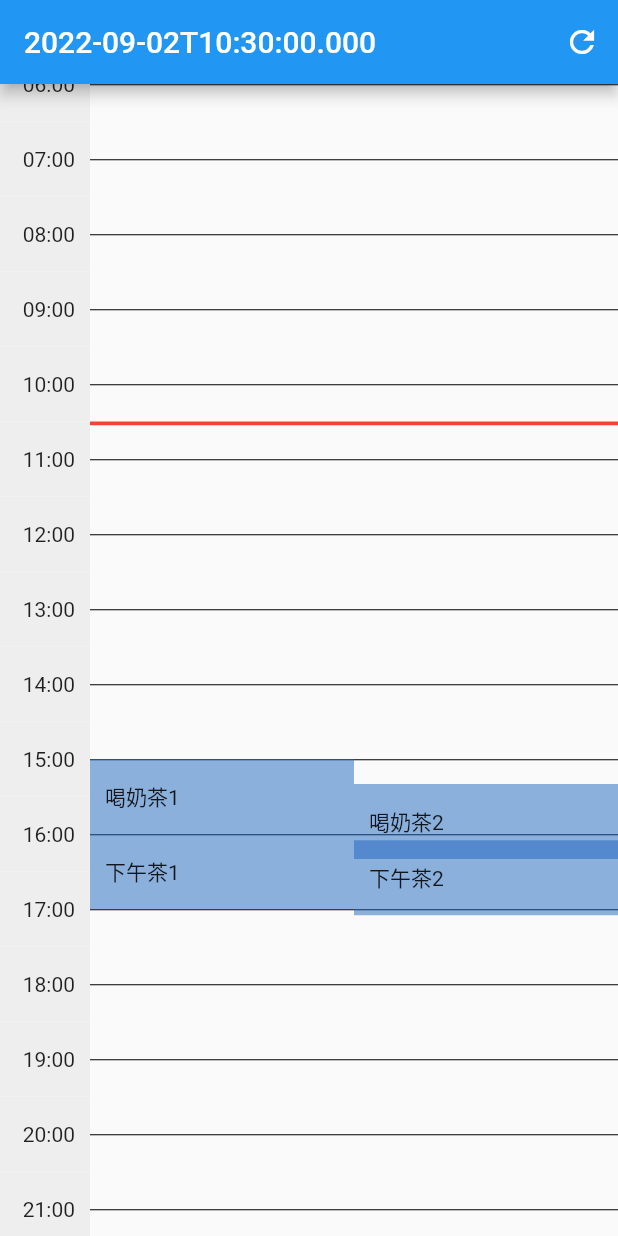
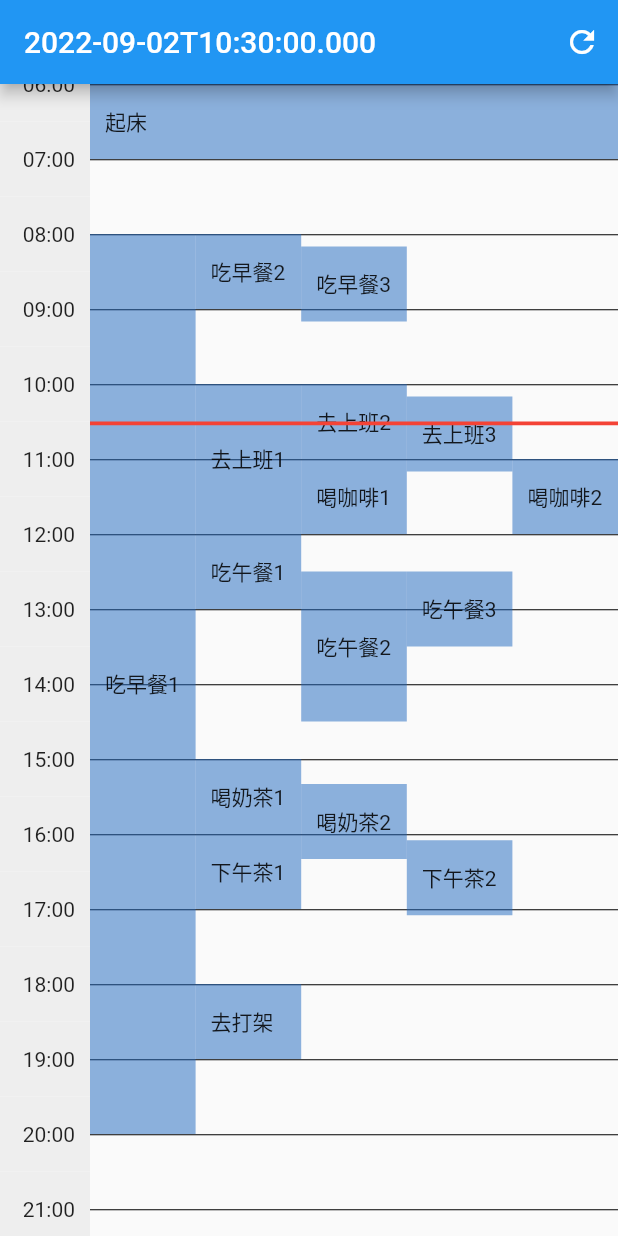
Before and after one commit to YangJ0720/flutter_app_shard, a Flutter app: the screen it shows after launch, on a phone screen of 412 x 824 dp. Run offline on Flutter 3.47's test engine with Material 2 defaults, Android fonts, the phone set to English and light mode, and no system bars.

Commit message:
优化事件显示规则代码

```diff
--- a/lib/home.dart
+++ b/lib/home.dart
@@ -38,43 +38,44 @@ class _HomeState extends State<Home> {
       _jumpTo();
       //
       ScaleAdapter adapter = ScaleAdapter(_itemHeight);
-      // adapter.add(ScaleWrap('起床', DateTime(2022, 8, 30, 6), null));
-      // //
-      // adapter.add(ScaleWrap(
-      //   '吃早餐1',
-      //   DateTime(2022, 8, 30, 8),
-      //   DateTime(2022, 8, 30, 20),
-      // ));
-      // adapter.add(ScaleWrap('吃早餐2', DateTime(2022, 8, 30, 8), null));
-      // adapter.add(ScaleWrap('吃早餐3', DateTime(2022, 8, 30, 8, 10), null));
-      // // //
-      // adapter.add(ScaleWrap(
-      //   '去上班1',
-      //   DateTime(2022, 8, 30, 10),
-      //   DateTime(2022, 8, 30, 12),
-      // ));
-      // adapter.add(ScaleWrap('去上班2', DateTime(2022, 8, 30, 10), null));
-      // adapter.add(ScaleWrap('去上班3', DateTime(2022, 8, 30, 10, 10), null));
+      adapter.add(ScaleWrap('起床', DateTime(2022, 8, 30, 6), null));
+      //
+      adapter.add(ScaleWrap(
+        '吃早餐1',
+        DateTime(2022, 8, 30, 8),
+        DateTime(2022, 8, 30, 20),
+      ));
+      adapter.add(ScaleWrap('吃早餐2', DateTime(2022, 8, 30, 8), null));
+      adapter.add(ScaleWrap('吃早餐3', DateTime(2022, 8, 30, 8, 10), null));
+      //
+      adapter.add(ScaleWrap(
+        '去上班1',
+        DateTime(2022, 8, 30, 10),
+        DateTime(2022, 8, 30, 12),
+      ));
+      adapter.add(ScaleWrap('去上班2', DateTime(2022, 8, 30, 10), null));
+      adapter.add(ScaleWrap('去上班3', DateTime(2022, 8, 30, 10, 10), null));
       // adapter.add(ScaleWrap('去上班4', DateTime(2022, 8, 30, 10, 20), null));
       // //
-      // adapter.add(ScaleWrap('喝咖啡1', DateTime(2022, 8, 30, 11), null));
-      // adapter.add(ScaleWrap('喝咖啡2', DateTime(2022, 8, 30, 11, 30), null));
-      // //
-      // adapter.add(ScaleWrap('吃午餐1', DateTime(2022, 8, 30, 12), null));
-      // adapter.add(ScaleWrap(
-      //   '吃午餐2',
-      //   DateTime(2022, 8, 30, 12, 30),
-      //   DateTime(2022, 8, 30, 14, 30),
-      // ));
-      // adapter.add(ScaleWrap('吃午餐3', DateTime(2022, 8, 30, 12, 30), null));
+      adapter.add(ScaleWrap('喝咖啡1', DateTime(2022, 8, 30, 11), null));
+      adapter.add(ScaleWrap('喝咖啡2', DateTime(2022, 8, 30, 11), null));
+      // adapter.add(ScaleWrap('喝咖啡3', DateTime(2022, 8, 30, 11, 30), null));
+      //
+      adapter.add(ScaleWrap('吃午餐1', DateTime(2022, 8, 30, 12), null));
+      adapter.add(ScaleWrap(
+        '吃午餐2',
+        DateTime(2022, 8, 30, 12, 30),
+        DateTime(2022, 8, 30, 14, 30),
+      ));
+      adapter.add(ScaleWrap('吃午餐3', DateTime(2022, 8, 30, 12, 30), null));
       //
       adapter.add(ScaleWrap('喝奶茶1', DateTime(2022, 8, 30, 15), null));
       adapter.add(ScaleWrap('喝奶茶2', DateTime(2022, 8, 30, 15, 20), null));
-      //
+      // //
       adapter.add(ScaleWrap('下午茶1', DateTime(2022, 8, 30, 16), null));
       adapter.add(ScaleWrap('下午茶2', DateTime(2022, 8, 30, 16, 5), null));
       //
-      // adapter.add(ScaleWrap('去打架', DateTime(2022, 8, 30, 18), null));
+      adapter.add(ScaleWrap('去打架', DateTime(2022, 8, 30, 18), null));
       _controller.add(adapter);
     });
   }
--- a/lib/scale/view/scale_event_view.dart
+++ b/lib/scale/view/scale_event_view.dart
@@ -2,13 +2,16 @@ import 'dart:math';
 
 import 'package:flutter/material.dart';
 import 'package:shard/scale/adapter/scale_adapter.dart';
+import 'package:shard/show.dart';
 
 class ScaleEventView extends StatelessWidget {
   final ScaleAdapter adapter;
   final double itemWidth;
   final double itemHeight;
 
-  const ScaleEventView(this.adapter, this.itemWidth, this.itemHeight, {Key? key}) : super(key: key);
+  const ScaleEventView(this.adapter, this.itemWidth, this.itemHeight,
+      {Key? key})
+      : super(key: key);
 
   List<Widget> _createDivider() {
     return List.generate(24, (index) {
@@ -21,17 +24,17 @@ class ScaleEventView extends StatelessWidget {
     });
   }
 
-  List<Widget> _createEvent(double width) {
+  List<Widget> _createEvent(BuildContext context, double width) {
     List<Widget> list = [];
-    adapter.mapToString();
     int max = adapter.max();
+    debugPrint('max = $max');
     adapter.toList().forEach((element) {
       var sdt = element.getSdt;
       var h = sdt.hour;
       var m = sdt.minute;
       var edt = element.getEdt;
       var len = adapter.checked(sdt, edt);
-      debugPrint('element = $element -> len = $len');
+      // debugPrint('element = $element -> len = $len');
       var index = element.index;
       var random = Random();
       var r = random.nextInt(256);
@@ -39,40 +42,23 @@ class ScaleEventView extends StatelessWidget {
       var b = random.nextInt(256);
       double opacity = 0.5;
       //
-      double left;
-      double right;
-      if (len == max) {
-        left = width / max * index;
-        right = width / max * (max - index - 1);
-      } else {
-        // int diff = max - len;
-        // left = width / max * (index + (index ~/ diff));
-        // if (index + 1 == len) {
-        //   right = 0;
-        // } else {
-        //   right = width / max * (max - ((index ~/ diff) + 1) - index - 1);
-        // }
-        // debugPrint('diff = $diff, index = $index');
-        // debugPrint('left = $left, right = $right');
-        //
-        left = width / max * index;
-        if (index + 1 == len) {
-          right = 0;
-        } else {
-          right = width / max * (max - index - 1);
-        }
-      }
       list.add(Positioned(
+        child: InkWell(
           child: Container(
             alignment: Alignment.centerLeft,
             child: Text(element.title, overflow: TextOverflow.ellipsis),
             color: Color.fromRGBO(r, g, b, opacity),
             padding: const EdgeInsets.only(left: 10),
+            width: len > 1 ? width / max : width,
             height: itemHeight * element.differenceInHours(),
           ),
-        left: left,
+          onTap: () {
+            var route = MaterialPageRoute(builder: (_) => Show(element.title));
+            Navigator.push(context, route);
+          },
+        ),
+        left: width / max * index,
         top: itemHeight / 2 + (h + m / 60) * itemHeight,
-        right: right,
       ));
     });
     return list;
@@ -90,19 +76,25 @@ class ScaleEventView extends StatelessWidget {
     );
   }
 
-  List<Widget> _createListView(double width) {
+  List<Widget> _createListView(BuildContext context, double width) {
     List<Widget> list = [];
     list.addAll(_createDivider());
-    list.addAll(_createEvent(width));
+    list.addAll(_createEvent(context, width));
     list.add(_createCurrentDateTime());
     return list;
   }
 
   @override
   Widget build(BuildContext context) {
+    adapter.toMap().forEach((key, value) {
+      debugPrint('key = $key');
+      for (var element in value) {
+        debugPrint('element = $element');
+      }
+    });
     var width = MediaQuery.of(context).size.width - itemWidth;
     return SizedBox(
-      child: Stack(children: _createListView(width)),
+      child: Stack(children: _createListView(context, width)),
       width: double.infinity,
       height: itemHeight * 24,
     );
```
Also changed, not shown: lib/scale/adapter/scale_adapter.dart (+76 -55 lines), lib/show.dart (added, +15 -0 lines). Lines whose indentation alone changed are shown as unchanged.
